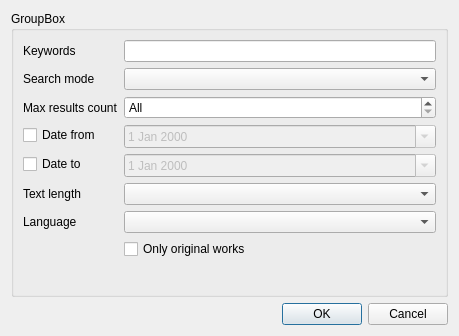
Qt form utils/pixivindexlimitsdialog.ui (kernel1024/jpreader) before a commit.
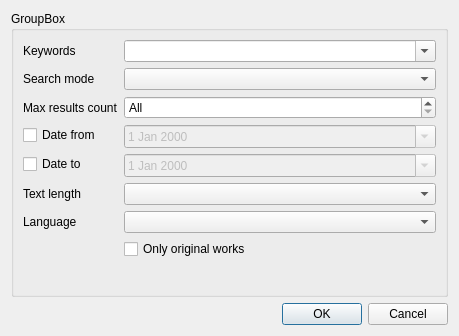
The same form after that commit.

The edit to the form file:
```diff
--- a/utils/pixivindexlimitsdialog.ui
+++ b/utils/pixivindexlimitsdialog.ui
@@ -37,7 +37,11 @@
        </widget>
       </item>
       <item row="0" column="1">
-       <widget class="QLineEdit" name="editKeywords"/>
+       <widget class="QComboBox" name="editKeywords">
+        <property name="editable">
+         <bool>true</bool>
+        </property>
+       </widget>
       </item>
       <item row="1" column="0">
        <widget class="QLabel" name="label_5">
```
